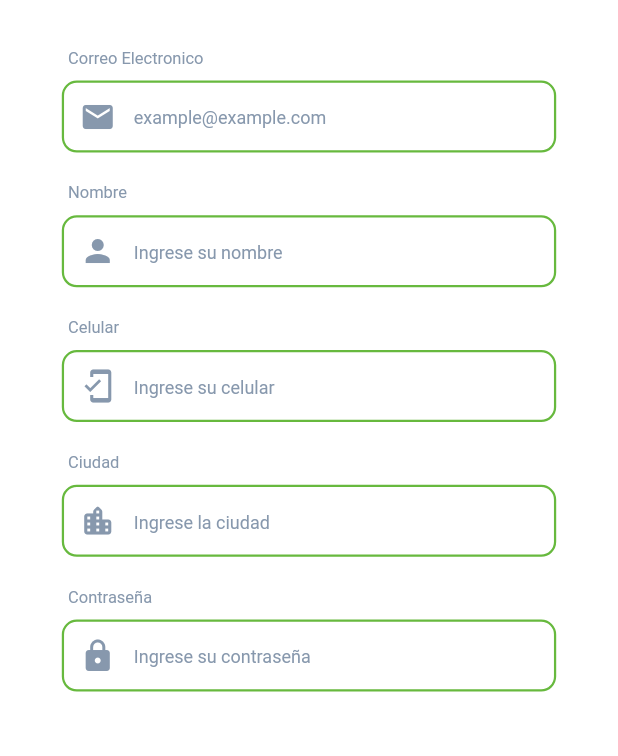
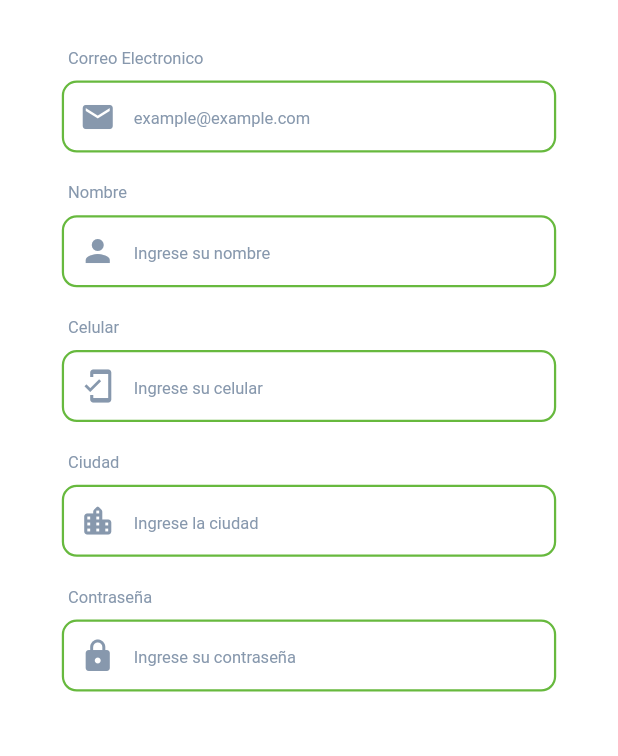
Before and after one commit to jhonandres0322/uisads_app, a Flutter app: the RegisterPage screen opened by its route, on a phone screen of 412 x 824 dp. Shown: the part 128-884 px from the top of the screen. Run offline on Flutter 3.47's test engine with Material 2 defaults, Android fonts, the phone set to English and light mode, and no system bars; our stand-ins replace card_swiper, flutter_screenutil, flutter_secure_storage, google_fonts; accounts and stored records are empty.

Commit message:
se cambio el tamaño de la fuente

```diff
--- a/lib/src/utils/input_decoration.dart
+++ b/lib/src/utils/input_decoration.dart
@@ -11,7 +11,7 @@ InputDecoration decorationInputCustom(IconData icon, String hintText) {
     ),
     hintText: hintText,
     hintStyle: const TextStyle(
-      fontSize: 12.0,
+      fontSize: 11.0,
       color: AppColors.subtitles
     ),
     prefixIcon: Icon(icon, color: AppColors.subtitles),
```
